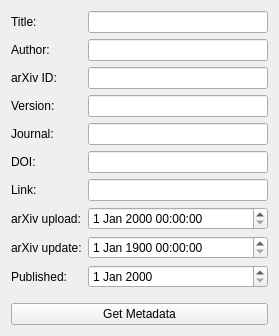
Above: amt/views/ui/articleForm.ui from eg0rim/amt before the change. Below: the same form after it.
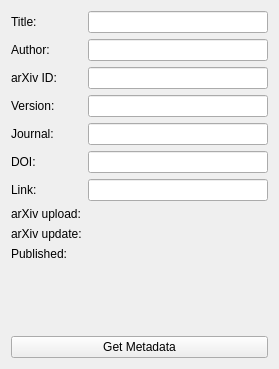
That is the form after the change. Custom widgets are drawn as their Qt base class.

Commit message: possibility not to input dates and times in add dialog

What changed in the file:
```diff
--- a/amt/views/ui/articleForm.ui
+++ b/amt/views/ui/articleForm.ui
@@ -7,7 +7,7 @@
     <x>0</x>
     <y>0</y>
     <width>279</width>
-    <height>336</height>
+    <height>369</height>
    </rect>
   </property>
   <property name="windowTitle">
@@ -86,16 +86,6 @@
      <item row="6" column="1">
       <widget class="QLineEdit" name="linkLineEdit"/>
      </item>
-     <item row="7" column="0">
-      <widget class="QLabel" name="arXivUploadLabel">
-       <property name="text">
-        <string>arXiv upload:</string>
-       </property>
-      </widget>
-     </item>
-     <item row="7" column="1">
-      <widget class="QDateTimeEdit" name="arXivUploadDateTimeEdit"/>
-     </item>
      <item row="8" column="0">
       <widget class="QLabel" name="arXivUpdateLabel">
        <property name="text">
@@ -103,20 +93,6 @@
        </property>
       </widget>
      </item>
-     <item row="8" column="1">
-      <widget class="QDateTimeEdit" name="arXivUpdateDateTimeEdit">
-       <property name="dateTime">
-        <datetime>
-         <hour>0</hour>
-         <minute>0</minute>
-         <second>0</second>
-         <year>1900</year>
-         <month>1</month>
-         <day>1</day>
-        </datetime>
-       </property>
-      </widget>
-     </item>
      <item row="9" column="0">
       <widget class="QLabel" name="publishedLabel">
        <property name="text">
@@ -124,8 +100,21 @@
        </property>
       </widget>
      </item>
+     <item row="7" column="0">
+      <widget class="QLabel" name="arXivUploadLabel">
+       <property name="text">
+        <string>arXiv upload:</string>
+       </property>
+      </widget>
+     </item>
+     <item row="7" column="1">
+      <widget class="AMTDateTimeInput" name="arxivUploadDatetimeInput" native="true"/>
+     </item>
+     <item row="8" column="1">
+      <widget class="AMTDateTimeInput" name="arxivUpdateDateTimeInput" native="true"/>
+     </item>
      <item row="9" column="1">
-      <widget class="QDateEdit" name="publishedDateEdit"/>
+      <widget class="AMTDateInput" name="publishedDateInput" native="true"/>
      </item>
     </layout>
    </item>
@@ -138,6 +127,20 @@
    </item>
   </layout>
  </widget>
+ <customwidgets>
+  <customwidget>
+   <class>AMTDateInput</class>
+   <extends>QWidget</extends>
+   <header>amt/views/customWidgets/amtdatetime</header>
+   <container>1</container>
+  </customwidget>
+  <customwidget>
+   <class>AMTDateTimeInput</class>
+   <extends>QWidget</extends>
+   <header>amt/views/customWidgets/amtdatetime</header>
+   <container>1</container>
+  </customwidget>
+ </customwidgets>
  <resources/>
  <connections/>
 </ui>
```
The commit also changes 5 other files.
